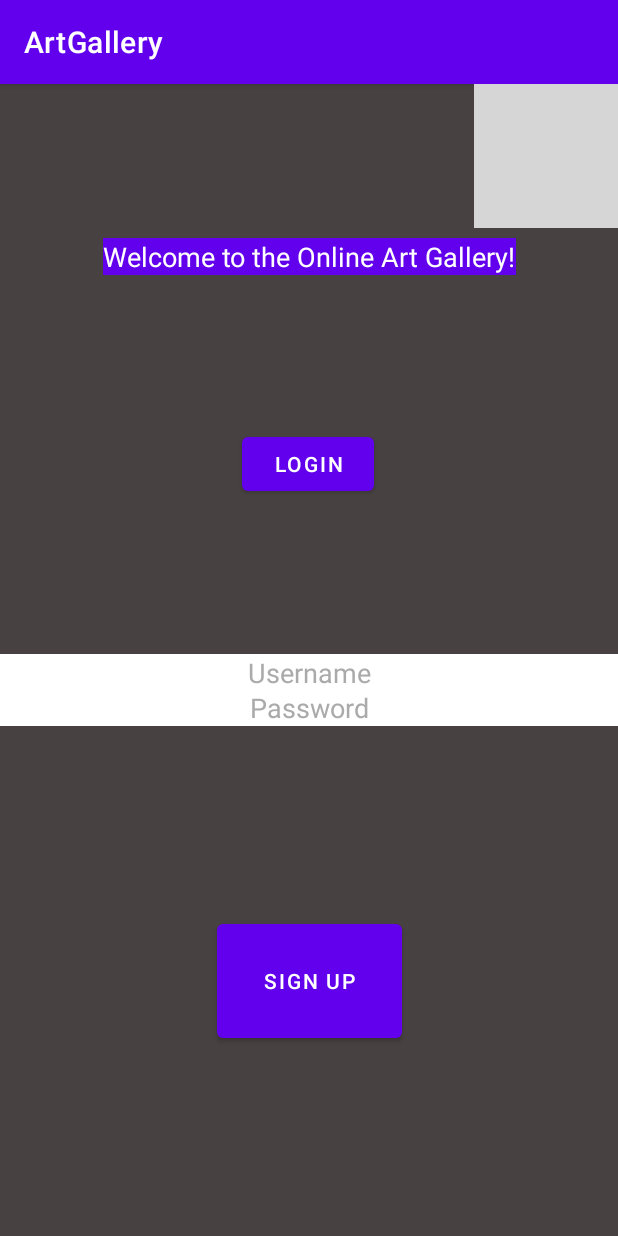
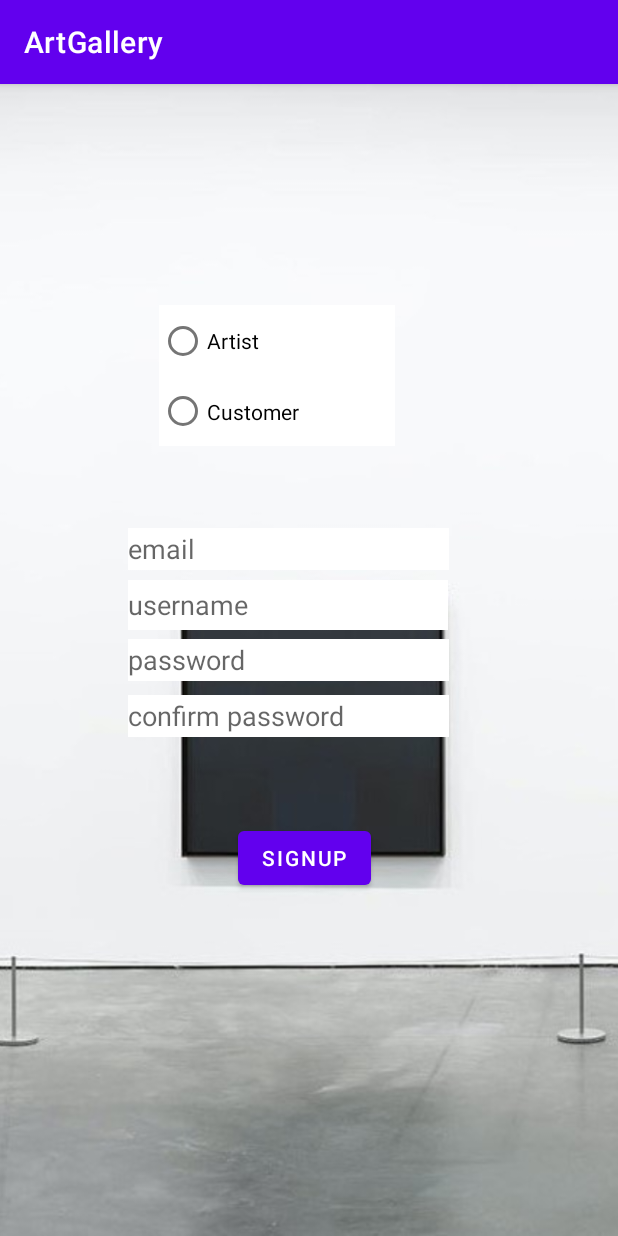
Before and after one commit to McGill-ECSE321-Fall2020/project-group-06, an Android app: the screen it shows after launch (MainActivity before the commit, SignupActivity after it), after a tap on "SIGN UP", on a phone screen of 412 x 824 dp. Run offline under Robolectric (Android 15) with nearby library versions, the phone set to English and light mode, and no system bars; libraries missing offline, so code that uses them is left out: com.loopj.android, cz.msebera.android; grey boxes are pictures that could not be loaded.

Commit message:
signup activity

```diff
--- a/ArtGallery-Android/app/src/main/AndroidManifest.xml
+++ b/ArtGallery-Android/app/src/main/AndroidManifest.xml
@@ -1,8 +1,8 @@
 <?xml version="1.0" encoding="utf-8"?>
 <manifest xmlns:android="http://schemas.android.com/apk/res/android"
+    package="com.example.android_artgallery">
 
-    package="com.example.android_artgallery">
-    <uses-permission android:name="android.permission.INTERNET"/>
+    <uses-permission android:name="android.permission.INTERNET" />
 
     <application
         android:allowBackup="true"
@@ -11,9 +11,11 @@
         android:roundIcon="@mipmap/ic_launcher_round"
         android:supportsRtl="true"
         android:theme="@style/Theme.AndroidArtGallery">
+        <activity android:name=".SignupActivity"></activity>
         <activity android:name=".MainActivity">
             <intent-filter>
                 <action android:name="android.intent.action.MAIN" />
+
                 <category android:name="android.intent.category.LAUNCHER" />
             </intent-filter>
         </activity>
--- a/ArtGallery-Android/app/src/main/java/com/example/android_artgallery/MainActivity.java
+++ b/ArtGallery-Android/app/src/main/java/com/example/android_artgallery/MainActivity.java
@@ -3,6 +3,7 @@ package com.example.android_artgallery;
 import androidx.appcompat.app.AppCompatActivity;
 
 import android.content.Context;
+import android.content.Intent;
 import android.os.Bundle;
 import android.view.View;
 import android.widget.TextView;
@@ -82,7 +83,8 @@ public class MainActivity extends AppCompatActivity {
 
     public void signup(View v) {
         System.out.println("Start of signup method");
-
+        Intent signup = new Intent(getApplicationContext(), SignupActivity.class);
+        startActivity(signup);
     }
 
     private void refreshErrorMessage() {
--- /dev/null
+++ b/ArtGallery-Android/app/src/main/res/layout/activity_signup.xml
@@ -0,0 +1,138 @@
+<?xml version="1.0" encoding="utf-8"?>
+<androidx.constraintlayout.widget.ConstraintLayout xmlns:android="http://schemas.android.com/apk/res/android"
+    xmlns:app="http://schemas.android.com/apk/res-auto"
+    xmlns:tools="http://schemas.android.com/tools"
+    android:layout_width="match_parent"
+    android:layout_height="match_parent"
+    tools:context=".SignupActivity">
+
+    <ImageView
+        android:id="@+id/signupBackgroudImage"
+        android:layout_width="wrap_content"
+        android:layout_height="wrap_content"
+        android:scaleType="centerCrop"
+        app:layout_constraintBottom_toBottomOf="parent"
+        app:layout_constraintEnd_toEndOf="parent"
+        app:layout_constraintHorizontal_bias="0.0"
+        app:layout_constraintStart_toStartOf="parent"
+
+        app:layout_constraintTop_toTopOf="parent"
+        app:layout_constraintVertical_bias="0.0"
+        app:srcCompat="@drawable/signup_image" />
+
+    <RadioGroup
+        android:id="@+id/radioGroup"
+        android:layout_width="157dp"
+        android:layout_height="94dp"
+        app:layout_constraintBottom_toBottomOf="parent"
+        app:layout_constraintEnd_toEndOf="parent"
+        app:layout_constraintHorizontal_bias="0.416"
+        app:layout_constraintStart_toStartOf="parent"
+        app:layout_constraintTop_toTopOf="parent"
+        app:layout_constraintVertical_bias="0.219">
+
+        <RadioButton
+            android:id="@+id/artistButton"
+            android:layout_width="match_parent"
+            android:layout_height="wrap_content"
+            android:background="@color/white"
+            android:text="Artist"
+            app:layout_constraintBottom_toBottomOf="parent"
+            app:layout_constraintEnd_toEndOf="parent"
+            app:layout_constraintHorizontal_bias="0.62"
+            app:layout_constraintStart_toStartOf="parent"
+            app:layout_constraintTop_toTopOf="parent"
+            app:layout_constraintVertical_bias="0.272" />
+
+        <RadioButton
+            android:id="@+id/customerButton"
+            android:layout_width="match_parent"
+            android:layout_height="wrap_content"
+            android:background="@color/white"
+            android:text="Customer"
+            app:layout_constraintBottom_toBottomOf="parent"
+            app:layout_constraintEnd_toEndOf="parent"
+            app:layout_constraintHorizontal_bias="0.336"
+            app:layout_constraintStart_toStartOf="parent"
+            app:layout_constraintTop_toTopOf="parent"
+            app:layout_constraintVertical_bias="0.272" />
+    </RadioGroup>
+
+    <EditText
+        android:id="@+id/signupEmail"
+        android:layout_width="214dp"
+        android:layout_height="28dp"
+        android:background="@color/white"
+        android:hint="email"
+        app:layout_constraintBottom_toBottomOf="parent"
+        app:layout_constraintEnd_toEndOf="parent"
+        app:layout_constraintHorizontal_bias="0.431"
+        app:layout_constraintStart_toStartOf="parent"
+        app:layout_constraintTop_toTopOf="parent"
+        app:layout_constraintVertical_bias="0.400" />
+
+    <EditText
+        android:id="@+id/signupUsername"
+        android:layout_width="213dp"
+        android:layout_height="33dp"
+        android:background="@color/white"
+        android:hint="username"
+        app:layout_constraintBottom_toBottomOf="parent"
+        app:layout_constraintEnd_toEndOf="parent"
+        app:layout_constraintHorizontal_bias="0.431"
+        app:layout_constraintStart_toStartOf="parent"
+        app:layout_constraintTop_toTopOf="parent"
+        app:layout_constraintVertical_bias="0.450" />
+
+    <EditText
+        android:id="@+id/signupPassword"
+        android:layout_width="214dp"
+        android:layout_height="28dp"
+        android:background="@color/white"
+        android:hint="password"
+        app:layout_constraintBottom_toBottomOf="parent"
+        app:layout_constraintEnd_toEndOf="parent"
+        app:layout_constraintHorizontal_bias="0.431"
+        app:layout_constraintStart_toStartOf="parent"
+        app:layout_constraintTop_toTopOf="parent"
+        app:layout_constraintVertical_bias="0.500" />
+
+    <EditText
+        android:id="@+id/signupConfirmPassword"
+        android:layout_width="214dp"
+        android:layout_height="28dp"
+        android:background="@color/white"
+        android:hint="confirm password"
+        app:layout_constraintBottom_toBottomOf="parent"
+        app:layout_constraintEnd_toEndOf="parent"
+        app:layout_constraintHorizontal_bias="0.431"
+        app:layout_constraintStart_toStartOf="parent"
+        app:layout_constraintTop_toTopOf="parent"
+        app:layout_constraintVertical_bias="0.550" />
+
+    <Button
+        android:id="@+id/signupButton"
+        android:layout_width="wrap_content"
+        android:layout_height="wrap_content"
+        android:onClick="signupUser"
+        android:text="SignUp"
+        app:layout_constraintBottom_toBottomOf="parent"
+        app:layout_constraintEnd_toEndOf="parent"
+        app:layout_constraintHorizontal_bias="0.49"
+        app:layout_constraintStart_toStartOf="parent"
+        app:layout_constraintTop_toTopOf="parent"
+        app:layout_constraintVertical_bias="0.683" />
+
+    <TextView
+        android:id="@+id/signupError"
+        android:layout_width="255dp"
+        android:layout_height="32dp"
+        app:layout_constraintBottom_toBottomOf="parent"
+        app:layout_constraintEnd_toEndOf="parent"
+        app:layout_constraintHorizontal_bias="0.461"
+        app:layout_constraintStart_toStartOf="parent"
+        app:layout_constraintTop_toTopOf="parent"
+        app:layout_constraintVertical_bias="0.091" />
+
+
+</androidx.constraintlayout.widget.ConstraintLayout>
```
Also changed, not shown: ArtGallery-Android/app/src/main/java/com/example/android_artgallery/SignupActivity.java (added, +98 -0 lines).
